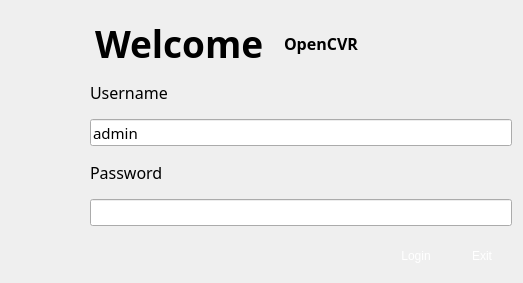
Above: client/src/main/vsclogin.ui from linkingvision/rapidvms before the change. Below: the same form after it.
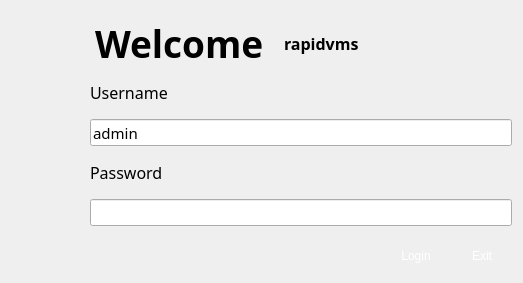
That is the form after the change. Icons and pictures are not drawn.

What changed in the file:
```diff
--- a/client/src/main/vsclogin.ui
+++ b/client/src/main/vsclogin.ui
@@ -105,7 +105,7 @@
         <string notr="true"/>
        </property>
        <property name="text">
-        <string>OpenCVR </string>
+        <string>rapidvms</string>
        </property>
       </widget>
      </item>
```
Left out of the diff: 2 changed lines with no effect on the pictures.
